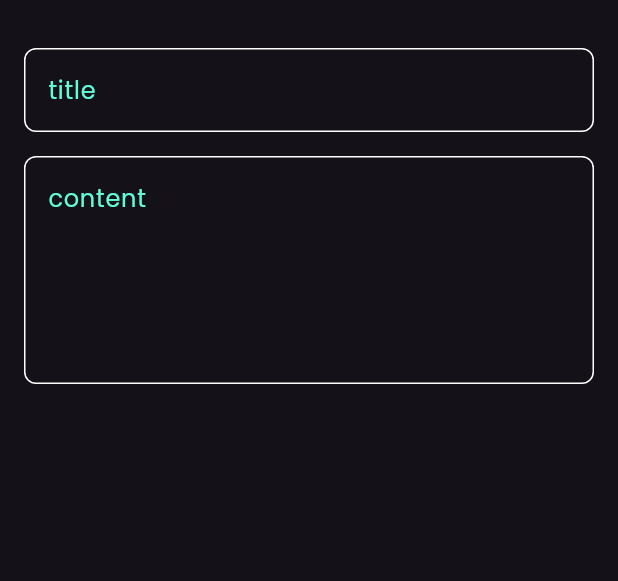
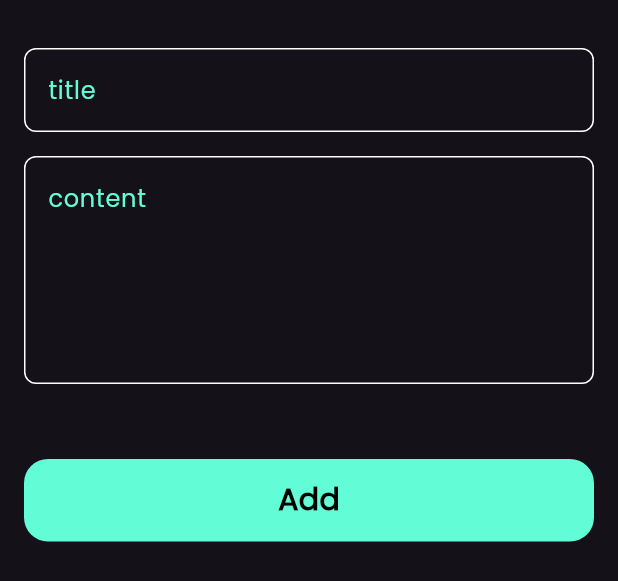
Before and after one commit to sherifshouaib/notes_app, a Flutter app: the AddNoteBottomSheet widget shown alone on an empty page, opened directly, on a phone screen of 412 x 824 dp. Shown: the top 581 px of the screen. Run offline on Flutter 3.47's test engine with Material 3 defaults, Android fonts, the phone set to English and light mode, and no system bars; our stand-ins replace font_awesome_flutter.

Commit message:
finish notes bottom sheet

```diff
--- a/lib/widgets/add_note_bottom_sheet.dart
+++ b/lib/widgets/add_note_bottom_sheet.dart
@@ -1,4 +1,6 @@
 import 'package:flutter/material.dart';
+import 'package:notes_app/constants.dart';
+import 'package:notes_app/widgets/custom_button.dart';
 import 'package:notes_app/widgets/custom_text_field.dart';
 
 class AddNoteBottomSheet extends StatelessWidget {
@@ -6,10 +8,13 @@
 
   @override
   Widget build(BuildContext context) {
-    return const Padding(
-      padding:  EdgeInsets.symmetric(horizontal: 16),
+    return Padding(
+      padding: const EdgeInsets.symmetric(horizontal: 16),
+      child: Container(
+        height: 400,
+        child: SingleChildScrollView(
           child: Column(
-        children:  [
+            children: [
               SizedBox(
                 height: 32,
               ),
@@ -23,7 +28,16 @@
                 hint: 'content',
                 maxLines: 5,
               ),
+              SizedBox(
+                height: 50,
+              ),
+              CustomButton(),
+              SizedBox(
+                height: 16,
+              ),
             ],
+          ),
+        ),
       ),
     );
   }
--- /dev/null
+++ b/lib/widgets/custom_button.dart
@@ -0,0 +1,32 @@
+
+
+
+
+import 'package:flutter/material.dart';
+import 'package:notes_app/constants.dart';
+
+class CustomButton extends StatelessWidget {
+  const CustomButton({super.key});
+
+  @override
+  Widget build(BuildContext context) {
+    return Container(
+      width: MediaQuery.of(context).size.width,
+      height: 55,
+      decoration: BoxDecoration(
+        color: kPrimaryColor,
+        borderRadius: BorderRadius.circular(16),
+      ),
+      child: Center(
+        child: Text(
+          'Add',
+          style: TextStyle(
+            color: Colors.black,
+            fontSize: 20,
+            fontWeight: FontWeight.bold,
+          ),
+        ),
+      ),
+    );
+  }
+}
```
Lines whose indentation alone changed are shown as unchanged.
